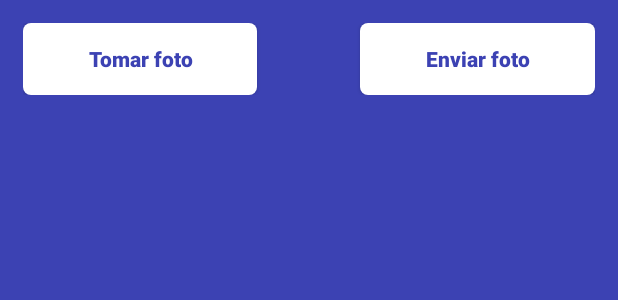
After one commit to Eduardox18/PF_Android_DH, an Android app: the layout activity_foto.xml on its own in the app's theme, with its tools: preview values and no code run, on a phone screen of 412 x 824 dp. The commit adds this screen. Shown: the top 300 px of the screen. Run offline under Robolectric (Android 15) with nearby library versions, the phone set to English and light mode, and no system bars.

Commit message:
Finaliza app Android

```diff
--- /dev/null
+++ b/RSX/app/src/main/res/layout/activity_foto.xml
@@ -0,0 +1,56 @@
+<?xml version="1.0" encoding="utf-8"?>
+<LinearLayout xmlns:android="http://schemas.android.com/apk/res/android"
+    xmlns:app="http://schemas.android.com/apk/res-auto"
+    xmlns:tools="http://schemas.android.com/tools"
+    android:layout_width="match_parent"
+    android:layout_height="match_parent"
+    android:orientation="vertical"
+    android:paddingBottom="15dp"
+    android:paddingLeft="15dp"
+    android:paddingRight="15dp"
+    android:paddingTop="15dp"
+    android:background="@color/fondo"
+    tools:context=".FotoActivity">
+
+    <LinearLayout
+        android:layout_width="match_parent"
+        android:layout_height="wrap_content"
+        android:orientation="horizontal">
+
+        <Button
+            android:id="@+id/botton_tomar"
+            android:layout_width="wrap_content"
+            android:layout_height="wrap_content"
+            android:layout_weight="1"
+            android:text="Tomar foto"
+            android:textAlignment="center"
+            android:textAllCaps="false"
+            android:textColor="@color/fondo"
+            android:textStyle="bold"
+            android:onClick="tomarFoto"
+            android:background="@drawable/round_background"/>
+
+        <Space
+            android:layout_width="wrap_content"
+            android:layout_height="match_parent"
+            android:layout_weight="1" />
+
+        <Button
+            android:id="@+id/botton_enviar"
+            android:layout_width="wrap_content"
+            android:layout_height="wrap_content"
+            android:layout_weight="1"
+            android:text="Enviar foto"
+            android:textAlignment="center"
+            android:textAllCaps="false"
+            android:textColor="@color/fondo"
+            android:textStyle="bold"
+            android:onClick="subirAServidor"
+            android:background="@drawable/round_background"/>
+    </LinearLayout>
+
+    <ImageView
+        android:id="@+id/img_foto"
+        android:layout_width="match_parent"
+        android:layout_height="match_parent" />
+</LinearLayout>
--- /dev/null
+++ b/RSX/app/src/main/res/xml/file_paths.xml
@@ -0,0 +1,5 @@
+<?xml version="1.0" encoding="utf-8"?>
+<paths>
+    <external-path name="my_images"
+        fullpath="storage/emulated/0/Pictures/" />
+</paths>
```
Also changed, not shown: RSX/app/src/main/AndroidManifest.xml (+23 -8 lines), RSX/app/src/main/java/com/rockola/rsx/FotoActivity.java (added, +179 -0 lines), RSX/app/src/main/java/com/rockola/rsx/ReporteActivity.java (+32 -12 lines), RSX/app/src/main/java/com/rockola/rsx/ws/HttpUtils.java (+91 -1 lines).
